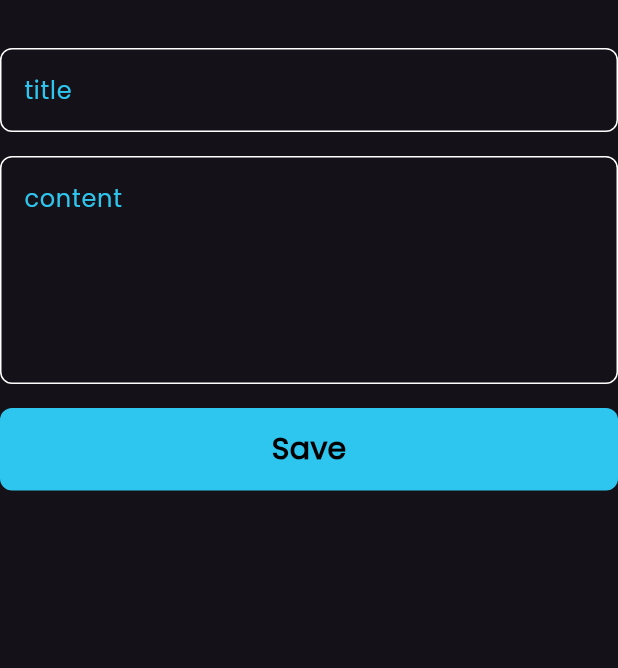
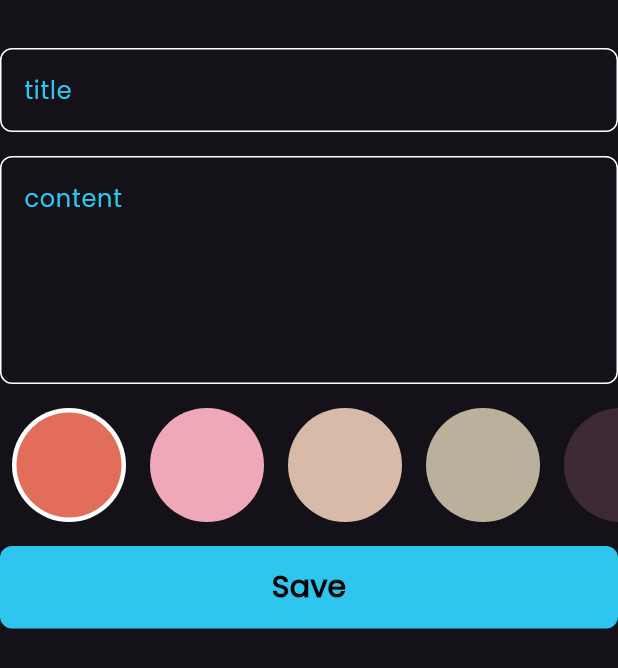
Before and after one commit to Ahmedzagzoug1/notes, a Flutter app: the AddNoteForm widget shown alone on an empty page, opened directly, on a phone screen of 412 x 824 dp. Shown: the top 668 px of the screen. Run offline on Flutter 3.47's test engine with Material 3 defaults, Android fonts, the phone set to English and light mode, and no system bars; our stand-ins replace bloc, flutter_bloc, font_awesome_flutter, hive, hive_flutter, modal_progress_hud_nsn; accounts and stored records are empty.

Commit message:
add color list

```diff
--- a/lib/constants.dart
+++ b/lib/constants.dart
@@ -2,3 +2,10 @@ import 'package:flutter/material.dart';
 
 const Color kPrimaryColor = Color(0xff62FCDF7);
 const String kNotesBox = 'notes_box';
+List<Color> kColors = const [
+    Color(0xffE26D5A),
+    Color(0xffEFA8B8),
+    Color(0xffD7BBA8),
+    Color(0xffBBB09B),
+    Color(0xff3E2A35),
+  ];
--- a/lib/cubits/add_note_cubit/add_note_cubit.dart
+++ b/lib/cubits/add_note_cubit/add_note_cubit.dart
@@ -1,4 +1,5 @@
 import 'package:bloc/bloc.dart';
+import 'package:flutter/material.dart';
 import 'package:hive_flutter/hive_flutter.dart';
 import 'package:meta/meta.dart';
 import 'package:note/constants.dart';
@@ -8,12 +9,14 @@ part 'add_note_cubit_state.dart';
 
 class AddNoteCubit extends Cubit<AddNoteCubitState> {
   AddNoteCubit() : super(AddNoteCubitInitial());
+  Color color = Color(0xffE26D5A);
   addNote(NoteModel note) async {
+    note.color = color.value;
     emit(AddNoteCubitLoding());
     try {
       var noteBox = Hive.box<NoteModel>(kNotesBox);
 
-     await noteBox.add(note);
+      await noteBox.add(note);
       emit(AddNoteCubitSucess());
     } catch (e) {
       emit(AddNoteCubitFailure(e.toString()));
--- a/lib/widgets/add_note_form.dart
+++ b/lib/widgets/add_note_form.dart
@@ -1,10 +1,12 @@
 import 'package:flutter/material.dart';
 import 'package:flutter_bloc/flutter_bloc.dart';
 import 'package:intl/intl.dart';
+import 'package:note/constants.dart';
 import 'package:note/cubits/add_note_cubit/add_note_cubit.dart';
 import 'package:note/cubits/notes_cubit/notes_cubit.dart';
 import 'package:note/models/note_model.dart';
 import 'package:note/widgets/custom_button.dart';
+import 'package:note/widgets/custom_listview_colors.dart';
 import 'package:note/widgets/custom_text_field.dart';
 
 class AddNoteForm extends StatefulWidget {
@@ -42,7 +44,10 @@ class _AddNoteFormState extends State<AddNoteForm> {
           onSaved: (value) {
             subtitle = value;
           },
+        ), SizedBox(
+          height: 16,
         ),
+        ListviewColor(),
         SizedBox(
           height: 16,
         ),
@@ -50,9 +55,7 @@ class _AddNoteFormState extends State<AddNoteForm> {
           listener: (context, state) {
             if (state is AddNoteCubitSucess) {
               BlocProvider.of<NotesCubit>(context).fetchNotes();
-              setState(() {
-
-              });
+              setState(() {});
             }
           },
           child: BlocBuilder<AddNoteCubit, AddNoteCubitState>(
@@ -72,6 +75,9 @@ class _AddNoteFormState extends State<AddNoteForm> {
                     BlocProvider.of<AddNoteCubit>(context).addNote(noteModel);
 
                     BlocProvider.of<NotesCubit>(context).fetchNotes();
+                     ScaffoldMessenger.of(context)
+                  .showSnackBar(const SnackBar(content: Text('the note added')));
+
                   } else {
                     autovalidateMode = AutovalidateMode.always;
                     setState(() {});
--- a/lib/widgets/custom_icon.dart
+++ b/lib/widgets/custom_icon.dart
@@ -17,6 +17,7 @@ class CustomIcon extends StatelessWidget {
         child: IconButton(
           icon: Icon(
             icon,
+
             size: 28,
           ),
           onPressed:onPressed,
--- /dev/null
+++ b/lib/widgets/custom_listview_colors.dart
@@ -0,0 +1,64 @@
+import 'package:flutter/material.dart';
+import 'package:flutter_bloc/flutter_bloc.dart';
+import 'package:note/constants.dart';
+import 'package:note/cubits/add_note_cubit/add_note_cubit.dart';
+
+class ColorItem extends StatelessWidget {
+  final bool isActive;
+  final Color color;
+  const ColorItem({super.key, required this.isActive, required this.color});
+
+  @override
+  Widget build(BuildContext context) {
+    return isActive
+        ? CircleAvatar(
+            radius: 38,
+            backgroundColor: Colors.white,
+            child: CircleAvatar(
+              radius: 35,
+              backgroundColor: color,
+            ),
+          )
+        : CircleAvatar(
+            radius: 38,
+            backgroundColor: color,
+          );
+  }
+}
+
+class ListviewColor extends StatefulWidget {
+  const ListviewColor({super.key});
+  @override
+  State<ListviewColor> createState() => _ListviewColorState();
+}
+
+class _ListviewColorState extends State<ListviewColor> {
+  int currentIndex = 0;
+
+  @override
+  Widget build(BuildContext context) {
+    return SizedBox(
+      height: 38 * 2,
+      child: ListView.builder(
+        itemCount: 5,
+        scrollDirection: Axis.horizontal,
+        itemBuilder: (context, index) {
+          return Padding(
+            padding: const EdgeInsets.symmetric(horizontal: 8.0),
+            child: GestureDetector(
+              onTap: () {
+                currentIndex = index;
+                BlocProvider.of<AddNoteCubit>(context).color = kColors[index];
+                setState(() {});
+              },
+              child: ColorItem(
+                isActive: index == currentIndex,
+                color: kColors[index],
+              ),
+            ),
+          );
+        },
+      ),
+    );
+  }
+}
```
Also changed, not shown: lib/widgets/edit_view_body.dart (+54 -1 lines).
